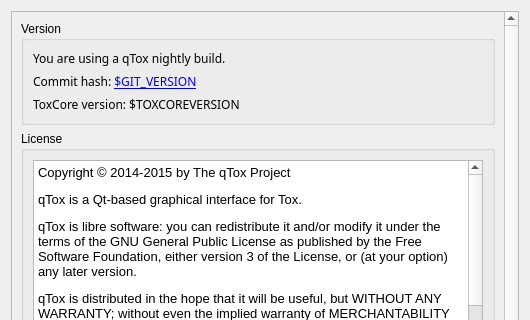
qTox/qTox, file src/widget/form/settings/aboutsettings.ui: the form before one commit; both pictures show x 0 to 530 and y 0 to 320 of the 530 by 476 pixel window.
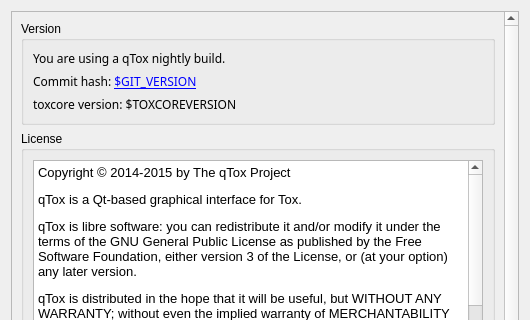
The form after the commit. Custom widgets are drawn as their Qt base class.

Commit message:
Show toxcore version
Even though currently it's listed as 0.0.0, it sill should be shown.

Closes #2086

Patch:
```diff
--- a/src/widget/form/settings/aboutsettings.ui
+++ b/src/widget/form/settings/aboutsettings.ui
@@ -127,7 +127,7 @@
              <bool>true</bool>
             </property>
             <property name="text">
-             <string>ToxCore version: $TOXCOREVERSION</string>
+             <string>toxcore version: $TOXCOREVERSION</string>
             </property>
             <property name="textInteractionFlags">
              <set>Qt::LinksAccessibleByMouse|Qt::TextSelectableByMouse</set>
```
The commit also changes 1 other file.
